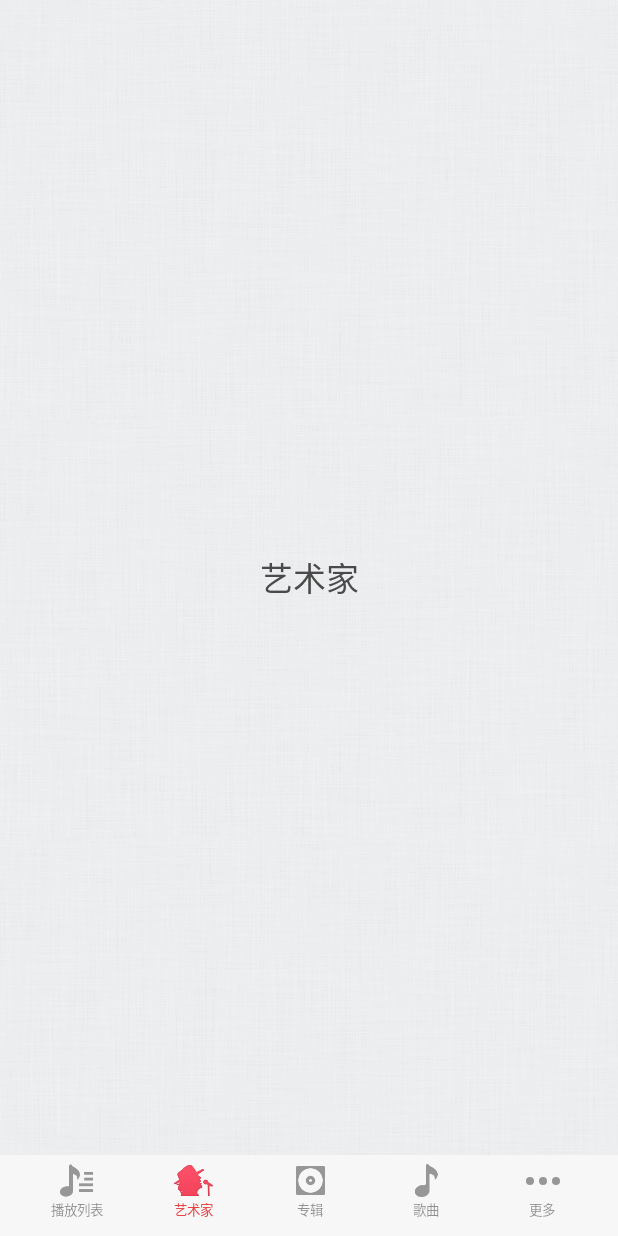
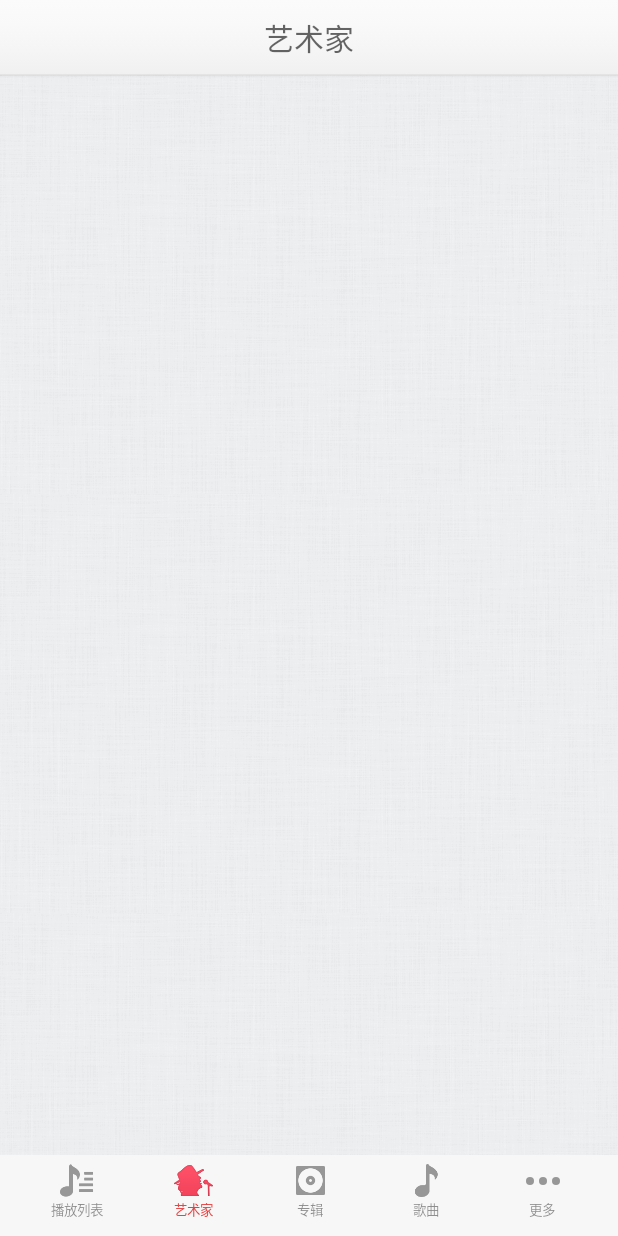
Before and after one commit to DE105/SmartisanMusic-Revived, an Android app built with Jetpack Compose: the screen it shows after launch (MainActivity), after a tap on "艺术家", on a phone screen of 412 x 824 dp. Run offline under Robolectric (Android 15) with nearby library versions, the light colour scheme and no system bars.

Commit message:
refactor: 统一壳层顶部标题栏实现
• 将顶部标题栏提升到主界面壳层，统一接管标题、按钮和下缘阴影的渲染
• 新增可复用的标题栏与按钮组件，结合原版阴影资源和 Compose 绘制收紧顶部层级
• 精简各标签页内容结构，让页面内容区只负责正文布局并复用壳层标题栏

```diff
--- a/app/src/main/java/com/smartisanos/music/ui/album/AlbumScreen.kt
+++ b/app/src/main/java/com/smartisanos/music/ui/album/AlbumScreen.kt
@@ -7,7 +7,6 @@ import com.smartisanos.music.ui.components.MusicPlaceholderScreen
 @Composable
 fun AlbumScreen(modifier: Modifier = Modifier) {
     MusicPlaceholderScreen(
-        title = "专辑",
         modifier = modifier,
     )
 }
--- a/app/src/main/java/com/smartisanos/music/ui/artist/ArtistScreen.kt
+++ b/app/src/main/java/com/smartisanos/music/ui/artist/ArtistScreen.kt
@@ -7,7 +7,6 @@ import com.smartisanos.music.ui.components.MusicPlaceholderScreen
 @Composable
 fun ArtistScreen(modifier: Modifier = Modifier) {
     MusicPlaceholderScreen(
-        title = "艺术家",
         modifier = modifier,
     )
 }
--- a/app/src/main/java/com/smartisanos/music/ui/components/MusicPlaceholderScreen.kt
+++ b/app/src/main/java/com/smartisanos/music/ui/components/MusicPlaceholderScreen.kt
@@ -2,26 +2,14 @@ package com.smartisanos.music.ui.components
 
 import androidx.compose.foundation.layout.Box
 import androidx.compose.foundation.layout.fillMaxSize
-import androidx.compose.material3.MaterialTheme
-import androidx.compose.material3.Text
 import androidx.compose.runtime.Composable
-import androidx.compose.ui.Alignment
 import androidx.compose.ui.Modifier
-import androidx.compose.ui.graphics.Color
 
 @Composable
 fun MusicPlaceholderScreen(
-    title: String,
     modifier: Modifier = Modifier,
 ) {
     Box(
         modifier = modifier.fillMaxSize(),
-        contentAlignment = Alignment.Center,
-    ) {
-        Text(
-            text = title,
-            style = MaterialTheme.typography.titleLarge,
-            color = Color(0xFF4A4A4A),
-        )
-    }
+    )
 }
--- /dev/null
+++ b/app/src/main/java/com/smartisanos/music/ui/components/SmartisanPageScaffold.kt
@@ -0,0 +1,235 @@
+package com.smartisanos.music.ui.components
+
+import androidx.annotation.DrawableRes
+import androidx.compose.foundation.Image
+import androidx.compose.foundation.background
+import androidx.compose.foundation.border
+import androidx.compose.foundation.clickable
+import androidx.compose.foundation.interaction.MutableInteractionSource
+import androidx.compose.foundation.interaction.collectIsPressedAsState
+import androidx.compose.foundation.layout.Box
+import androidx.compose.foundation.layout.WindowInsets
+import androidx.compose.foundation.layout.fillMaxSize
+import androidx.compose.foundation.layout.fillMaxWidth
+import androidx.compose.foundation.layout.height
+import androidx.compose.foundation.layout.padding
+import androidx.compose.foundation.layout.safeDrawing
+import androidx.compose.foundation.layout.size
+import androidx.compose.foundation.layout.width
+import androidx.compose.foundation.shape.RoundedCornerShape
+import androidx.compose.material3.Text
+import androidx.compose.runtime.Composable
+import androidx.compose.runtime.getValue
+import androidx.compose.runtime.remember
+import androidx.compose.ui.Alignment
+import androidx.compose.ui.Modifier
+import androidx.compose.ui.draw.drawWithCache
+import androidx.compose.ui.geometry.Offset
+import androidx.compose.ui.graphics.Brush
+import androidx.compose.ui.graphics.Color
+import androidx.compose.ui.layout.ContentScale
+import androidx.compose.ui.platform.LocalDensity
+import androidx.compose.ui.res.painterResource
+import androidx.compose.ui.text.TextStyle
+import androidx.compose.ui.text.font.FontWeight
+import androidx.compose.ui.unit.Dp
+import androidx.compose.ui.unit.dp
+import androidx.compose.ui.unit.sp
+import com.smartisanos.music.R
+
+private val TopBarFillTop = Color(0xFFFBFBFB)
+private val TopBarFillUpper = Color(0xFFF9F9F9)
+private val TopBarFillLower = Color(0xFFF5F5F5)
+private val TopBarFillBottom = Color(0xFFF0F0F0)
+private val TopBarBottomEdge = Color(0xFFE4E4E4)
+private val TopBarTextColor = Color(0x99000000)
+
+private val TitleBarButtonBackground = Color(0xFFF7F7F7)
+private val TitleBarButtonPressedBackground = Color(0xFFEFEFEF)
+private val TitleBarButtonBorder = Color(0xFFDCDCDC)
+private val TitleBarActionText = Color(0x8F000000)
+private val TitleBarActionPressedText = Color(0xFF515257)
+
+private val TopBarHorizontalPadding = 10.dp
+private val TopBarButtonHeight = 30.dp
+private val TopBarButtonWidth = 42.dp
+private val TopBarButtonCorner = 7.dp
+
+private val TopBarTitleStyle = TextStyle(
+    fontSize = 20.sp,
+    fontWeight = FontWeight.Medium,
+    color = TopBarTextColor,
+)
+private val TopBarButtonTextStyle = TextStyle(
+    fontSize = 14.sp,
+    fontWeight = FontWeight.Medium,
+    color = TitleBarActionText,
+)
+
+val SmartisanTopBarHeight = 50.dp
+val SmartisanTopBarShadowHeight = 2.dp
+
+@Composable
+fun SmartisanTopBar(
+    title: String,
+    modifier: Modifier = Modifier,
+    leftContent: (@Composable () -> Unit)? = null,
+    rightContent: (@Composable () -> Unit)? = null,
+) {
+    val density = LocalDensity.current
+    val topInset = with(density) {
+        WindowInsets.safeDrawing.getTop(this).toDp()
+    }
+
+    Box(
+        modifier = modifier
+            .fillMaxWidth()
+            .height(SmartisanTopBarHeight + topInset)
+            .drawWithCache {
+                val fillBrush = Brush.verticalGradient(
+                    colors = listOf(
+                        TopBarFillTop,
+                        TopBarFillUpper,
+                        TopBarFillLower,
+                        TopBarFillBottom,
+                    ),
+                )
+                val strokeWidth = 1f
+                val lineY = size.height - (strokeWidth / 2f)
+
+                onDrawBehind {
+                    drawRect(brush = fillBrush)
+                    drawLine(
+                        color = TopBarBottomEdge,
+                        start = Offset(0f, lineY),
+                        end = Offset(size.width, lineY),
+                        strokeWidth = strokeWidth,
+                    )
+                }
+            },
+    ) {
+        Box(
+            modifier = Modifier
+                .fillMaxSize()
+                .padding(top = topInset),
+        ) {
+            Text(
+                text = title,
+                style = TopBarTitleStyle,
+                modifier = Modifier.align(Alignment.Center),
+            )
+            if (leftContent != null) {
+                Box(
+                    modifier = Modifier
+                        .align(Alignment.CenterStart)
+                        .padding(start = TopBarHorizontalPadding),
+                    contentAlignment = Alignment.CenterStart,
+                ) {
+                    leftContent()
+                }
+            }
+            if (rightContent != null) {
+                Box(
+                    modifier = Modifier
+                        .align(Alignment.CenterEnd)
+                        .padding(end = TopBarHorizontalPadding),
+                    contentAlignment = Alignment.CenterEnd,
+                ) {
+                    rightContent()
+                }
+            }
+        }
+    }
+}
+
+@Composable
+fun SmartisanTopBarShadow(modifier: Modifier = Modifier) {
+    Image(
+        painter = painterResource(R.drawable.titlebar_bg_shadow),
+        contentDescription = null,
+        contentScale = ContentScale.FillBounds,
+        modifier = modifier
+            .fillMaxWidth()
+            .height(SmartisanTopBarShadowHeight),
+    )
+}
+
+@Composable
+fun SmartisanTopBarTextButton(
+    text: String,
+    modifier: Modifier = Modifier,
+    onClick: () -> Unit = {},
+) {
+    val interactionSource = remember { MutableInteractionSource() }
+    val pressed by interactionSource.collectIsPressedAsState()
+
+    Box(
+        modifier = modifier
+            .width(TopBarButtonWidth)
+            .height(TopBarButtonHeight)
+            .border(
+                width = 1.dp,
+                color = TitleBarButtonBorder,
+                shape = RoundedCornerShape(TopBarButtonCorner),
+            )
+            .background(
+                color = if (pressed) TitleBarButtonPressedBackground else TitleBarButtonBackground,
+                shape = RoundedCornerShape(TopBarButtonCorner),
+            )
+            .clickable(
+                interactionSource = interactionSource,
+                indication = null,
+                onClick = onClick,
+            ),
+        contentAlignment = Alignment.Center,
+    ) {
+        Text(
+            text = text,
+            style = TopBarButtonTextStyle,
+            color = if (pressed) TitleBarActionPressedText else TitleBarActionText,
+        )
+    }
+}
+
+@Composable
+fun SmartisanTopBarIconButton(
+    @DrawableRes iconRes: Int,
+    @DrawableRes pressedIconRes: Int,
+    contentDescription: String,
+    iconSize: Dp,
+    modifier: Modifier = Modifier,
+    width: Dp = TopBarButtonWidth,
+    onClick: () -> Unit = {},
+) {
+    val interactionSource = remember { MutableInteractionSource() }
+    val pressed by interactionSource.collectIsPressedAsState()
+
+    Box(
+        modifier = modifier
+            .width(width)
+            .height(TopBarButtonHeight)
+            .border(
+                width = 1.dp,
+                color = TitleBarButtonBorder,
+                shape = RoundedCornerShape(TopBarButtonCorner),
+            )
+            .background(
+                color = if (pressed) TitleBarButtonPressedBackground else TitleBarButtonBackground,
+                shape = RoundedCornerShape(TopBarButtonCorner),
+            )
+            .clickable(
+                interactionSource = interactionSource,
+                indication = null,
+                onClick = onClick,
+            ),
+        contentAlignment = Alignment.Center,
+    ) {
+        Image(
+            painter = painterResource(
+                if (pressed) pressedIconRes else iconRes,
+            ),
+            contentDescription = contentDescription,
+            modifier = Modifier.size(iconSize),
+        )
+    }
+}
--- a/app/src/main/java/com/smartisanos/music/ui/more/MoreScreen.kt
+++ b/app/src/main/java/com/smartisanos/music/ui/more/MoreScreen.kt
@@ -7,7 +7,6 @@ import com.smartisanos.music.ui.components.MusicPlaceholderScreen
 @Composable
 fun MoreScreen(modifier: Modifier = Modifier) {
     MusicPlaceholderScreen(
-        title = "更多",
         modifier = modifier,
     )
 }
--- a/app/src/main/java/com/smartisanos/music/ui/shell/MusicApp.kt
+++ b/app/src/main/java/com/smartisanos/music/ui/shell/MusicApp.kt
@@ -1,13 +1,17 @@
 package com.smartisanos.music.ui.shell
 
 import androidx.compose.foundation.background
+import androidx.compose.foundation.layout.Column
 import androidx.compose.foundation.layout.Box
+import androidx.compose.foundation.layout.WindowInsets
 import androidx.compose.foundation.layout.fillMaxSize
+import androidx.compose.foundation.layout.fillMaxWidth
 import androidx.compose.foundation.layout.padding
 import androidx.compose.material3.Scaffold
 import androidx.compose.runtime.Composable
 import androidx.compose.runtime.getValue
 import androidx.compose.runtime.remember
+import androidx.compose.ui.Alignment
 import androidx.compose.ui.Modifier
 import androidx.compose.ui.graphics.Color
 import androidx.compose.ui.graphics.ImageBitmap
@@ -15,26 +19,36 @@ import androidx.compose.ui.graphics.ImageShader
 import androidx.compose.ui.graphics.ShaderBrush
 import androidx.compose.ui.graphics.TileMode
 import androidx.compose.ui.res.imageResource
+import androidx.compose.ui.res.stringResource
+import androidx.compose.ui.unit.dp
 import androidx.navigation.NavGraph.Companion.findStartDestination
 import androidx.navigation.compose.currentBackStackEntryAsState
 import androidx.navigation.compose.rememberNavController
 import com.smartisanos.music.R
 import com.smartisanos.music.ui.components.SmartisanBottomBar
+import com.smartisanos.music.ui.components.SmartisanTopBar
+import com.smartisanos.music.ui.components.SmartisanTopBarIconButton
+import com.smartisanos.music.ui.components.SmartisanTopBarShadow
+import com.smartisanos.music.ui.components.SmartisanTopBarTextButton
 import com.smartisanos.music.ui.navigation.MusicDestination
 import com.smartisanos.music.ui.navigation.MusicNavHost
 
 private val ShellBackground = Color(0xFFF7F7F7)
+private val SearchIconSize = 34.dp
 
 @Composable
 fun MusicApp() {
     val navController = rememberNavController()
     val currentBackStackEntry by navController.currentBackStackEntryAsState()
     val currentRoute = currentBackStackEntry?.destination?.route ?: MusicDestination.Playlist.route
+    val currentDestination = MusicDestination.entries.firstOrNull { it.route == currentRoute }
+        ?: MusicDestination.Playlist
     val crossTextureBrush = rememberCrossTextureBrush()
 
     Scaffold(
         modifier = Modifier.fillMaxSize(),
         containerColor = ShellBackground,
+        contentWindowInsets = WindowInsets(0, 0, 0, 0),
         bottomBar = {
             SmartisanBottomBar(
                 currentRoute = currentRoute,
@@ -50,18 +64,58 @@ fun MusicApp() {
             )
         }
     ) { innerPadding ->
-        Box(
+        Column(
             modifier = Modifier
                 .padding(innerPadding)
-                .fillMaxSize()
-                .background(brush = crossTextureBrush)
+                .fillMaxSize(),
         ) {
-            MusicNavHost(
-                navController = navController,
-                modifier = Modifier.fillMaxSize(),
-            )
+            MusicShellTopBar(destination = currentDestination)
+            Box(
+                modifier = Modifier
+                    .fillMaxWidth()
+                    .weight(1f)
+                    .background(brush = crossTextureBrush),
+            ) {
+                MusicNavHost(
+                    navController = navController,
+                    modifier = Modifier.fillMaxSize(),
+                )
+                SmartisanTopBarShadow(
+                    modifier = Modifier.align(Alignment.TopCenter),
+                )
+            }
         }
     }
+}
+
+@Composable
+private fun MusicShellTopBar(destination: MusicDestination) {
+    val isPlaylist = destination == MusicDestination.Playlist
+
+    SmartisanTopBar(
+        title = destination.label,
+        leftContent = if (isPlaylist) {
+            {
+                SmartisanTopBarTextButton(
+                    text = stringResource(R.string.edit),
+                )
+            }
+        } else {
+            null
+        },
+        rightContent = if (isPlaylist) {
+            {
+                SmartisanTopBarIconButton(
+                    iconRes = R.drawable.search_icon,
+                    pressedIconRes = R.drawable.search_icon_down,
+                    contentDescription = stringResource(R.string.tab_local_search),
+                    iconSize = SearchIconSize,
+                )
+            }
+        } else {
+            null
+        },
+    )
 }
 
 @Composable
--- a/app/src/main/java/com/smartisanos/music/ui/songs/SongsScreen.kt
+++ b/app/src/main/java/com/smartisanos/music/ui/songs/SongsScreen.kt
@@ -7,7 +7,6 @@ import com.smartisanos.music.ui.components.MusicPlaceholderScreen
 @Composable
 fun SongsScreen(modifier: Modifier = Modifier) {
     MusicPlaceholderScreen(
-        title = "歌曲",
         modifier = modifier,
     )
 }
```
Also changed, not shown: app/src/main/res/drawable-nodpi/search_icon.png (added), app/src/main/res/drawable-nodpi/search_icon_down.png (added), app/src/main/res/drawable-nodpi/titlebar_bg_shadow.png (added).
